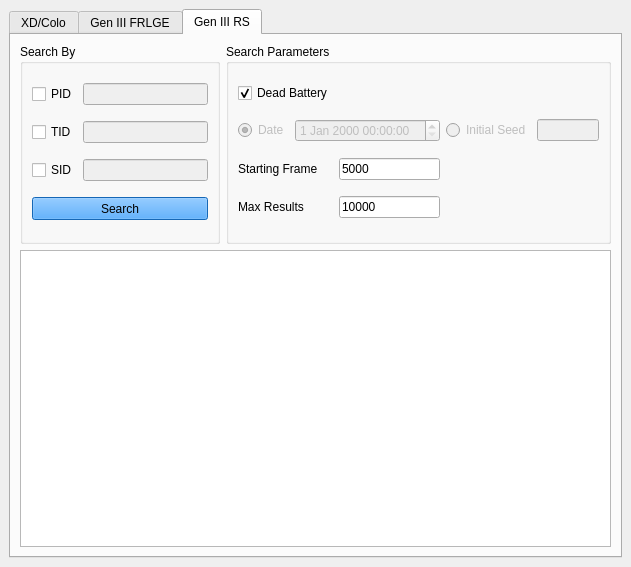
Admiral-Fish/PokeFinder, file Forms/Gen3/IDs3.ui: the form before one commit.
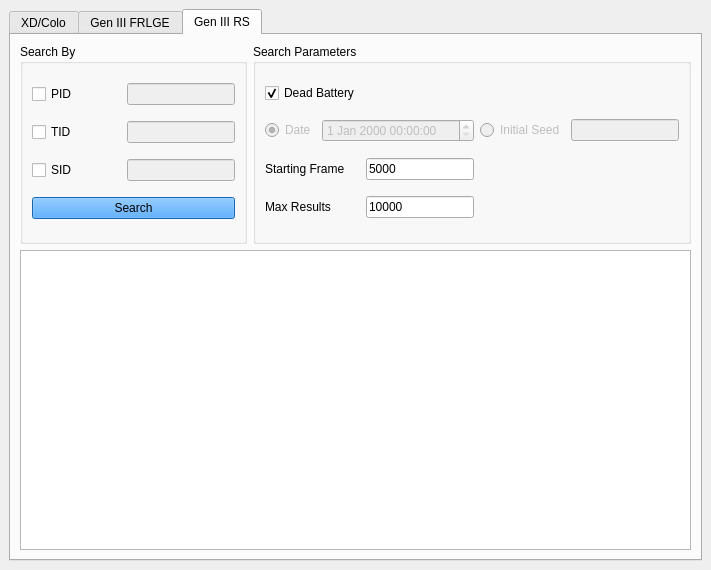
The form after the commit. The open tabs and pages were chosen to show the change. Custom widgets are drawn as their Qt base class.

What changed in the file:
```diff
--- a/Forms/Gen3/IDs3.ui
+++ b/Forms/Gen3/IDs3.ui
@@ -6,26 +6,26 @@
    <rect>
     <x>0</x>
     <y>0</y>
-    <width>631</width>
-    <height>567</height>
+    <width>711</width>
+    <height>570</height>
    </rect>
   </property>
   <property name="sizePolicy">
-   <sizepolicy hsizetype="Fixed" vsizetype="Fixed">
+   <sizepolicy hsizetype="Preferred" vsizetype="Preferred">
     <horstretch>0</horstretch>
     <verstretch>0</verstretch>
    </sizepolicy>
   </property>
   <property name="minimumSize">
    <size>
-    <width>631</width>
-    <height>567</height>
+    <width>710</width>
+    <height>570</height>
    </size>
   </property>
   <property name="maximumSize">
    <size>
-    <width>631</width>
-    <height>567</height>
+    <width>16777215</width>
+    <height>16777215</height>
    </size>
   </property>
   <property name="windowTitle">
@@ -447,6 +447,12 @@
        <layout class="QGridLayout" name="gridLayout_10">
         <item row="0" column="0">
          <widget class="QGroupBox" name="groupBoxSearchBy_2">
+          <property name="sizePolicy">
+           <sizepolicy hsizetype="Preferred" vsizetype="Preferred">
+            <horstretch>0</horstretch>
+            <verstretch>1</verstretch>
+           </sizepolicy>
+          </property>
           <property name="minimumSize">
            <size>
             <width>200</width>
@@ -459,6 +465,12 @@
           <layout class="QGridLayout" name="gridLayout_8">
            <item row="0" column="0">
             <widget class="QCheckBox" name="checkBoxPIDRS">
+             <property name="sizePolicy">
+              <sizepolicy hsizetype="Preferred" vsizetype="Fixed">
+               <horstretch>0</horstretch>
+               <verstretch>0</verstretch>
+              </sizepolicy>
+             </property>
              <property name="text">
               <string>PID</string>
              </property>
@@ -469,6 +481,12 @@
              <property name="enabled">
               <bool>false</bool>
              </property>
+             <property name="sizePolicy">
+              <sizepolicy hsizetype="Preferred" vsizetype="Fixed">
+               <horstretch>0</horstretch>
+               <verstretch>0</verstretch>
+              </sizepolicy>
+             </property>
              <property name="maxLength">
               <number>8</number>
              </property>
@@ -476,6 +494,12 @@
            </item>
            <item row="1" column="0">
             <widget class="QCheckBox" name="checkBoxTIDRS">
+             <property name="sizePolicy">
+              <sizepolicy hsizetype="Preferred" vsizetype="Fixed">
+               <horstretch>0</horstretch>
+               <verstretch>0</verstretch>
+              </sizepolicy>
+             </property>
              <property name="text">
               <string>TID</string>
              </property>
@@ -486,6 +510,12 @@
              <property name="enabled">
               <bool>false</bool>
              </property>
+             <property name="sizePolicy">
+              <sizepolicy hsizetype="Preferred" vsizetype="Fixed">
+               <horstretch>0</horstretch>
+               <verstretch>0</verstretch>
+              </sizepolicy>
+             </property>
              <property name="maxLength">
               <number>5</number>
              </property>
@@ -493,6 +523,12 @@
            </item>
            <item row="2" column="0">
             <widget class="QCheckBox" name="checkBoxSIDRS">
+             <property name="sizePolicy">
+              <sizepolicy hsizetype="Preferred" vsizetype="Fixed">
+               <horstretch>0</horstretch>
+               <verstretch>0</verstretch>
+              </sizepolicy>
+             </property>
              <property name="text">
               <string>SID</string>
              </property>
@@ -503,6 +539,12 @@
              <property name="enabled">
               <bool>false</bool>
              </property>
+             <property name="sizePolicy">
+              <sizepolicy hsizetype="Preferred" vsizetype="Fixed">
+               <horstretch>0</horstretch>
+               <verstretch>0</verstretch>
+              </sizepolicy>
+             </property>
              <property name="maxLength">
               <number>5</number>
              </property>
@@ -510,10 +552,16 @@
            </item>
            <item row="3" column="0" colspan="2">
             <widget class="QPushButton" name="pushButtonFindRS">
+             <property name="sizePolicy">
+              <sizepolicy hsizetype="Preferred" vsizetype="Fixed">
+               <horstretch>0</horstretch>
+               <verstretch>0</verstretch>
+              </sizepolicy>
+             </property>
              <property name="minimumSize">
               <size>
                <width>0</width>
-               <height>23</height>
+               <height>0</height>
               </size>
              </property>
              <property name="styleSheet">
@@ -531,6 +579,12 @@
         </item>
         <item row="0" column="1">
          <widget class="QGroupBox" name="groupBoxParameters_2">
+          <property name="sizePolicy">
+           <sizepolicy hsizetype="Preferred" vsizetype="Preferred">
+            <horstretch>0</horstretch>
+            <verstretch>1</verstretch>
+           </sizepolicy>
+          </property>
           <property name="title">
            <string>Search Parameters</string>
           </property>
@@ -547,6 +601,12 @@
            </item>
            <item row="0" column="0" colspan="2">
             <widget class="QCheckBox" name="checkBoxBattery">
+             <property name="sizePolicy">
+              <sizepolicy hsizetype="Preferred" vsizetype="Fixed">
+               <horstretch>0</horstretch>
+               <verstretch>0</verstretch>
+              </sizepolicy>
+             </property>
              <property name="text">
               <string>Dead Battery</string>
              </property>
@@ -563,6 +623,12 @@
              <property name="enabled">
               <bool>false</bool>
              </property>
+             <property name="sizePolicy">
+              <sizepolicy hsizetype="Preferred" vsizetype="Fixed">
+               <horstretch>0</horstretch>
+               <verstretch>0</verstretch>
+              </sizepolicy>
+             </property>
              <property name="text">
               <string>Date</string>
              </property>
@@ -576,6 +642,12 @@
              <property name="enabled">
               <bool>false</bool>
              </property>
+             <property name="sizePolicy">
+              <sizepolicy hsizetype="Preferred" vsizetype="Fixed">
+               <horstretch>0</horstretch>
+               <verstretch>0</verstretch>
+              </sizepolicy>
+             </property>
              <property name="dateTime">
               <datetime>
                <hour>0</hour>
@@ -620,6 +692,12 @@
              <property name="enabled">
               <bool>false</bool>
              </property>
+             <property name="sizePolicy">
+              <sizepolicy hsizetype="Preferred" vsizetype="Fixed">
+               <horstretch>0</horstretch>
+               <verstretch>0</verstretch>
+              </sizepolicy>
+             </property>
              <property name="text">
               <string/>
              </property>
@@ -630,6 +708,12 @@
            </item>
            <item row="2" column="2">
             <widget class="QTextBox" name="textBoxMinFrameRS">
+             <property name="sizePolicy">
+              <sizepolicy hsizetype="Preferred" vsizetype="Fixed">
+               <horstretch>0</horstretch>
+               <verstretch>0</verstretch>
+              </sizepolicy>
+             </property>
              <property name="text">
               <string notr="true">5000</string>
              </property>
@@ -640,6 +724,12 @@
            </item>
            <item row="3" column="2">
             <widget class="QTextBox" name="textBoxMaxFrameRS">
+             <property name="sizePolicy">
+              <sizepolicy hsizetype="Preferred" vsizetype="Fixed">
+               <horstretch>0</horstretch>
+               <verstretch>0</verstretch>
+              </sizepolicy>
+             </property>
              <property name="text">
               <string notr="true">10000</string>
              </property>
@@ -667,6 +757,12 @@
         </item>
         <item row="1" column="0" colspan="2">
          <widget class="TableView" name="tableViewRS">
+          <property name="sizePolicy">
+           <sizepolicy hsizetype="Expanding" vsizetype="Expanding">
+            <horstretch>0</horstretch>
+            <verstretch>2</verstretch>
+           </sizepolicy>
+          </property>
           <attribute name="verticalHeaderVisible">
            <bool>false</bool>
           </attribute>
```
Left out of the diff: 130 changed lines with no effect on the pictures.
